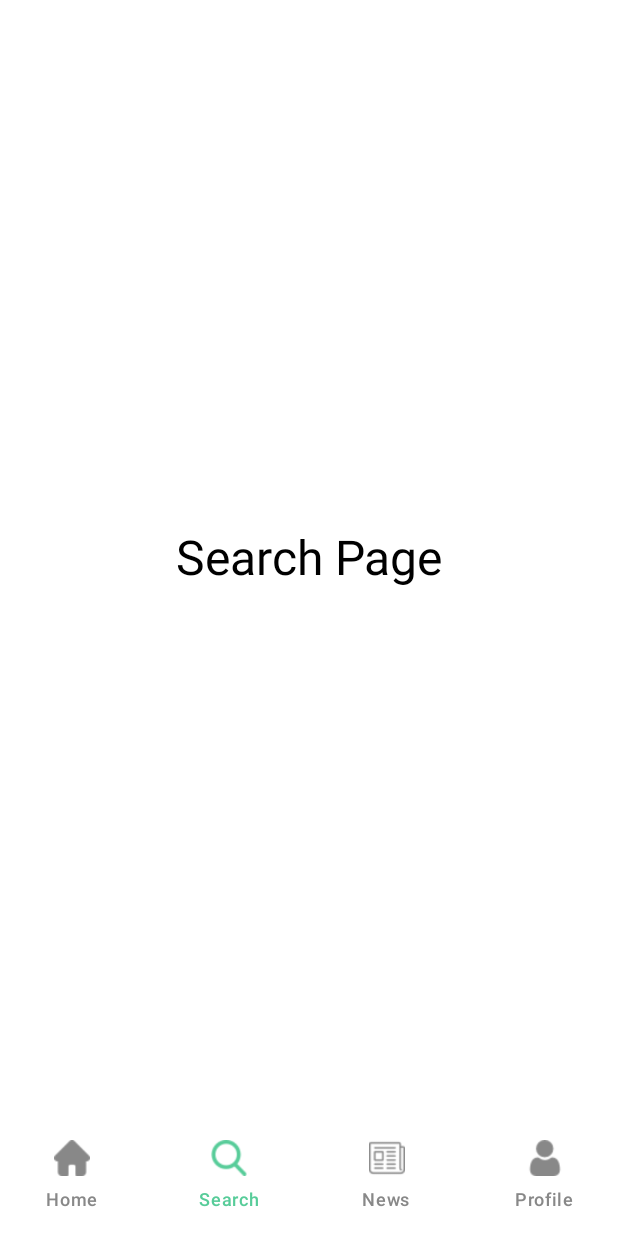
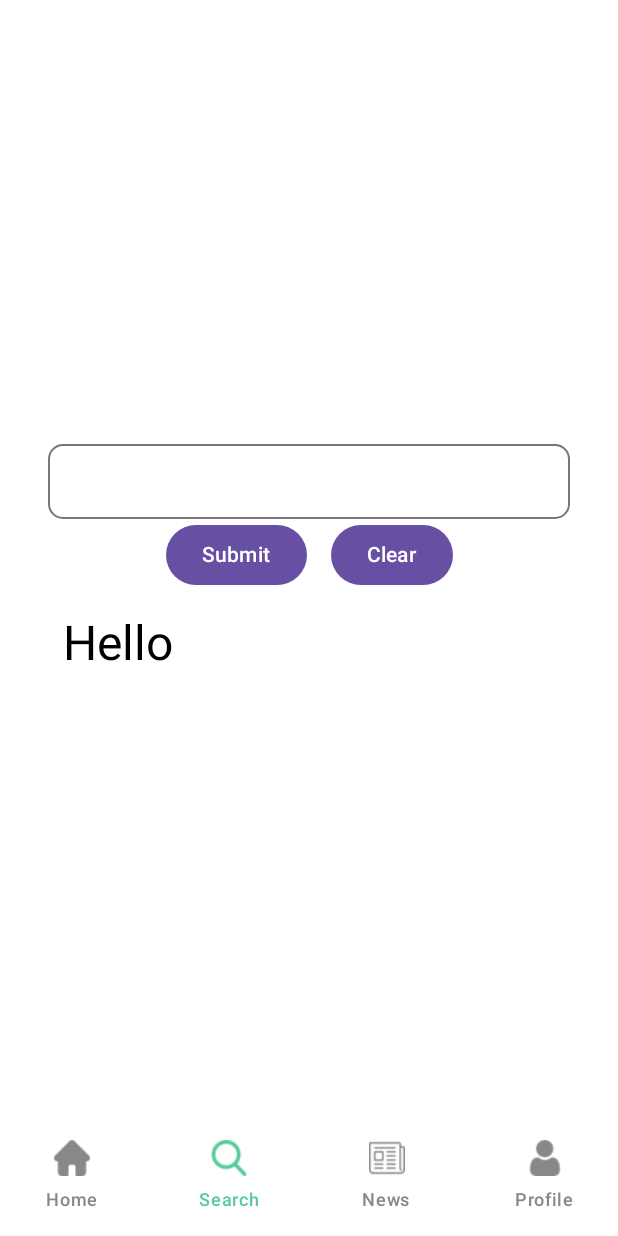
Before and after one commit to YoulonGG/Learning-Compose, an Android app built with Jetpack Compose: the ProfileScreen screen opened through its navigation route, item 2 of the bottom bar chosen, on a phone screen of 412 x 824 dp. Run offline under Robolectric (Android 15) with nearby library versions, the phone set to English and light mode, and no system bars.

Commit message:
Initial commit

```diff
--- a/app/src/main/java/com/example/learningcompose/Route.kt
+++ b/app/src/main/java/com/example/learningcompose/Route.kt
@@ -1,19 +1,23 @@
 package com.example.learningcompose
+import UserViewModel
 import androidx.compose.runtime.Composable
+import androidx.lifecycle.viewmodel.compose.viewModel
 import androidx.navigation.NavHostController
 import androidx.navigation.compose.NavHost
 import androidx.navigation.compose.composable
-import com.example.learningcompose.Screens.HomeScreen
-import com.example.learningcompose.Screens.NewsScreen
-import com.example.learningcompose.Screens.ProfileScreen
-import com.example.learningcompose.Screens.SearchScreen
+import com.example.learningcompose.screens.HomeScreen
+import com.example.learningcompose.screens.NewsScreen
+import com.example.learningcompose.screens.ProfileScreen
+import com.example.learningcompose.screens.SearchScreen
 
 @Composable
 fun Route(navController: NavHostController) {
 
+    val userViewModel: UserViewModel = viewModel()
+
     NavHost(navController, startDestination = "splash") {
         composable("splash") { SplashScreen(navController) }
-        composable("login") { LoginScreen(navController) }
+        composable("login") { LoginScreen(navController, userViewModel) }
         composable("home") { HomeScreen(navController) }
         composable("search") { SearchScreen(navController) }
         composable("profile") { ProfileScreen(navController) }
--- a/app/src/main/java/com/example/learningcompose/Screens/Profile.kt
+++ /dev/null
@@ -1,41 +0,0 @@
-package com.example.learningcompose.Screens
-
-import BottomNavigation
-import androidx.compose.foundation.background
-import androidx.compose.foundation.layout.Arrangement
-import androidx.compose.foundation.layout.Column
-import androidx.compose.foundation.layout.fillMaxSize
-import androidx.compose.foundation.layout.padding
-import androidx.compose.material3.Scaffold
-import androidx.compose.material3.Text
-import androidx.compose.runtime.Composable
-import androidx.compose.ui.Alignment
-import androidx.compose.ui.Modifier
-import androidx.compose.ui.graphics.Color
-import androidx.compose.ui.unit.sp
-import androidx.navigation.NavHostController
-
-@Composable
-fun ProfileScreen(navController: NavHostController) {
-    Scaffold(
-        bottomBar = { BottomNavigation(navController) },
-        modifier = Modifier
-            .background(color = Color.Gray)
-    ) {
-            innerPadding ->
-        Column(
-            modifier = Modifier
-                .fillMaxSize()
-                .padding(innerPadding)
-                .background(color = Color.White),
-            verticalArrangement = Arrangement.Center,
-            horizontalAlignment = Alignment.CenterHorizontally
-        ) {
-            Text(
-                text = "Profile Page",
-                color = Color.Black,
-                fontSize = 32.sp
-            )
-        }
-    }
-}
--- a/app/src/main/java/com/example/learningcompose/Screens/Search.kt
+++ /dev/null
@@ -1,41 +0,0 @@
-package com.example.learningcompose.Screens
-
-import BottomNavigation
-import androidx.compose.foundation.background
-import androidx.compose.foundation.layout.Arrangement
-import androidx.compose.foundation.layout.Column
-import androidx.compose.foundation.layout.fillMaxSize
-import androidx.compose.foundation.layout.padding
-import androidx.compose.material3.Scaffold
-import androidx.compose.material3.Text
-import androidx.compose.runtime.Composable
-import androidx.compose.ui.Alignment
-import androidx.compose.ui.Modifier
-import androidx.compose.ui.graphics.Color
-import androidx.compose.ui.unit.sp
-import androidx.navigation.NavHostController
-
-@Composable
-fun SearchScreen(navController: NavHostController) {
-    Scaffold(
-        bottomBar = { BottomNavigation(navController) },
-        modifier = Modifier
-            .background(color = Color.Gray)
-    ) {
-        innerPadding ->
-        Column(
-            modifier = Modifier
-                .fillMaxSize()
-                .padding(innerPadding)
-                .background(color = Color.White),
-            verticalArrangement = Arrangement.Center,
-            horizontalAlignment = Alignment.CenterHorizontally
-        ) {
-            Text(
-                text = "Search Page",
-                color = Color.Black,
-                fontSize = 32.sp
-            )
-        }
-    }
-}
--- /dev/null
+++ b/app/src/main/java/com/example/learningcompose/Validation.kt
@@ -0,0 +1,101 @@
+import androidx.lifecycle.ViewModel
+import kotlinx.coroutines.flow.MutableStateFlow
+import kotlinx.coroutines.flow.StateFlow
+import kotlinx.coroutines.flow.update
+import kotlin.reflect.KClass
+import kotlin.reflect.full.memberProperties
+
+class UserViewModel : ViewModel() {
+    private val _state: MutableStateFlow<UserState> = MutableStateFlow(UserState())
+    val state: StateFlow<UserState> = _state
+
+    // Update state when validation is performed
+    fun updateProperty(newState: UserState) {
+        _state.update { newState }
+    }
+
+    fun save() {
+        val stateValidator = ValidateState(UserState::class)
+        val error = stateValidator.validate(state.value)
+
+        _state.update { currentState ->
+            currentState.copy(error = error)
+        }
+    }
+}
+
+data class UserState(
+
+    @property:NotEmptyValidation
+    val name: String = "",
+
+    @property:EmailValidation
+    val email: String = "",
+
+    @property:PasswordValidation
+    val password: String = "",
+
+    val error: ValidationError? = null
+)
+
+
+@Target(AnnotationTarget.PROPERTY)
+annotation class NotEmptyValidation
+
+@Target(AnnotationTarget.PROPERTY)
+annotation class EmailValidation
+
+@Target(AnnotationTarget.PROPERTY)
+annotation class PasswordValidation
+
+// Validation error data class
+data class ValidationError(
+    val property: String = "",
+    val message: String = ""
+)
+
+class ValidateState<State : Any>(
+    private val kClass: KClass<State>
+) {
+    fun validate(state: State): ValidationError? {
+        kClass.memberProperties.forEach { property ->
+            val annotations = property.annotations
+            if (annotations.isEmpty()) return@forEach
+
+            val value = property.get(state)
+
+            annotations.forEach { annotation ->
+                when (annotation) {
+                    is NotEmptyValidation -> {
+                        if (isEmpty(value)) {
+                            return ValidationError(property.name, "This field cannot be empty")
+                        }
+                    }
+                    is EmailValidation -> {
+                        if (isNotEmail(value)) {
+                            return ValidationError(property.name, "Invalid email format")
+                        }
+                    }
+                    is PasswordValidation -> {
+                        if (isNotPassword(value)) {
+                            return ValidationError(property.name, "Password must including letters and numbers")
+                        }
+                    }
+                }
+            }
+        }
+        return null
+    }
+
+    private fun isEmpty(value: Any?): Boolean {
+        return value?.toString()?.isEmpty() ?: true
+    }
+
+    private fun isNotEmail(value: Any?): Boolean {
+        return !Regex("^[A-Za-z](.*)(@)(.+)(\\.)(.+)").matches(value.toString())
+    }
+
+    private fun isNotPassword(value: Any?): Boolean {
+        return !Regex("^(?=.*[a-zA-Z])(?=.*\\d)[a-zA-Z\\d]{5,}$").matches(value.toString())
+    }
+}
--- a/app/src/main/java/com/example/learningcompose/Screens/News.kt
+++ b/app/src/main/java/com/example/learningcompose/screens/News.kt
@@ -1,4 +1,4 @@
-package com.example.learningcompose.Screens
+package com.example.learningcompose.screens
 
 import BottomNavigation
 import androidx.compose.foundation.background
--- /dev/null
+++ b/app/src/main/java/com/example/learningcompose/screens/Profile.kt
@@ -0,0 +1,79 @@
+package com.example.learningcompose.screens
+
+import BottomNavigation
+import androidx.compose.foundation.background
+import androidx.compose.foundation.layout.Arrangement
+import androidx.compose.foundation.layout.Column
+import androidx.compose.foundation.layout.Row
+import androidx.compose.foundation.layout.fillMaxSize
+import androidx.compose.foundation.layout.fillMaxWidth
+import androidx.compose.foundation.layout.padding
+import androidx.compose.foundation.layout.size
+import androidx.compose.material3.ExperimentalMaterial3Api
+import androidx.compose.material3.Icon
+import androidx.compose.material3.Scaffold
+import androidx.compose.material3.Text
+import androidx.compose.material3.TopAppBar
+import androidx.compose.runtime.Composable
+import androidx.compose.ui.Alignment
+import androidx.compose.ui.Modifier
+import androidx.compose.ui.graphics.Color
+import androidx.compose.ui.res.painterResource
+import androidx.compose.ui.text.font.FontWeight
+import androidx.compose.ui.unit.dp
+import androidx.compose.ui.unit.sp
+import androidx.navigation.NavHostController
+import com.example.learningcompose.R
+
+@OptIn(ExperimentalMaterial3Api::class)
+@Composable
+fun ProfileScreen(navController: NavHostController) {
+    Scaffold(
+        bottomBar = { BottomNavigation(navController) },
+        modifier = Modifier.background(color = Color.Gray),
+        topBar = {
+            TopAppBar(
+                title = ({
+                    Row(
+                        horizontalArrangement = Arrangement.SpaceBetween,
+                        modifier = Modifier.fillMaxWidth().padding(horizontal = 16.dp)
+                    ) {
+                        Icon(
+                            painter = painterResource(id = R.drawable.menu),
+                            contentDescription = null,
+                            modifier = Modifier.size(24.dp)
+                        )
+                        Text(
+                            text = "Profile",
+                            color = Color.Black,
+                            fontSize = 20.sp,
+                            fontWeight = FontWeight.Bold,
+                            letterSpacing = 1.5.sp,
+                        )
+                        Icon(
+                            painter = painterResource(id = R.drawable.setting),
+                            contentDescription = null,
+                            modifier = Modifier.size(24.dp)
+                        )
+                    }
+                }),
+            )
+        }
+    ) {
+            innerPadding ->
+        Column(
+            modifier = Modifier
+                .fillMaxSize()
+                .padding(innerPadding)
+                .background(color = Color.White),
+            verticalArrangement = Arrangement.Center,
+            horizontalAlignment = Alignment.CenterHorizontally
+        ) {
+            Text(
+                text = "Profile Page",
+                color = Color.Black,
+                fontSize = 32.sp
+            )
+        }
+    }
+}
--- /dev/null
+++ b/app/src/main/java/com/example/learningcompose/screens/Search.kt
@@ -0,0 +1,95 @@
+package com.example.learningcompose.screens
+
+import BottomNavigation
+import androidx.compose.foundation.background
+import androidx.compose.foundation.layout.Arrangement
+import androidx.compose.foundation.layout.Column
+import androidx.compose.foundation.layout.Row
+import androidx.compose.foundation.layout.Spacer
+import androidx.compose.foundation.layout.fillMaxSize
+import androidx.compose.foundation.layout.fillMaxWidth
+import androidx.compose.foundation.layout.height
+import androidx.compose.foundation.layout.padding
+import androidx.compose.foundation.layout.width
+import androidx.compose.foundation.shape.RoundedCornerShape
+import androidx.compose.material3.Button
+import androidx.compose.material3.ExperimentalMaterial3Api
+import androidx.compose.material3.OutlinedTextField
+import androidx.compose.material3.Scaffold
+import androidx.compose.material3.Text
+import androidx.compose.material3.TextField
+import androidx.compose.material3.TextFieldDefaults
+import androidx.compose.runtime.Composable
+import androidx.compose.runtime.getValue
+import androidx.compose.runtime.mutableStateOf
+import androidx.compose.runtime.remember
+import androidx.compose.runtime.saveable.rememberSaveable
+import androidx.compose.runtime.setValue
+import androidx.compose.ui.Alignment
+import androidx.compose.ui.Modifier
+import androidx.compose.ui.graphics.Color
+import androidx.compose.ui.text.TextStyle
+import androidx.compose.ui.unit.dp
+import androidx.compose.ui.unit.sp
+import androidx.navigation.NavHostController
+
+@Composable
+fun SearchScreen(navController: NavHostController) {
+
+    var name by remember  { mutableStateOf("") }
+    var result by remember { mutableStateOf("") }
+    Scaffold(
+        bottomBar = { BottomNavigation(navController) },
+        modifier = Modifier
+            .background(color = Color.Gray)
+    ) { innerPadding ->
+        Column(
+            modifier = Modifier
+                .fillMaxSize()
+                .padding(innerPadding)
+                .background(color = Color.White),
+            verticalArrangement = Arrangement.Center,
+            horizontalAlignment = Alignment.CenterHorizontally
+        ) {
+            OutlinedTextField(value = name,
+                onValueChange = {name = it},
+                textStyle = TextStyle(fontSize = 18.sp),
+                shape = RoundedCornerShape(10.dp),
+                modifier = Modifier
+                    .fillMaxWidth()
+                    .height(50.dp)
+                    .padding(horizontal = 32.dp))
+            Row {
+                Button(
+                    onClick = { result = name }
+                ) {
+                    Text(text = "Submit")
+                }
+                Spacer(modifier = Modifier.width(16.dp))
+                Button(
+                    onClick = { name = ""; result = "" }
+                ) {
+                    Text(text = "Clear")
+                }
+            }
+            Row(horizontalArrangement = Arrangement.SpaceEvenly,
+                modifier = Modifier
+                .padding(top = 16.dp)
+                .padding(horizontal = 42.dp)
+            ) {
+                Text(
+                    text = "Hello",
+                    fontSize = 32.sp,
+                    color = Color.Black,
+                )
+                Spacer(modifier = Modifier.width(16.dp))
+                Text(
+                    text = result,
+                    fontSize = 32.sp,
+                    color = Color.Black,
+                    modifier = Modifier.weight(1f)
+                )
+            }
+        }
+    }
+}
--- a/gradle/libs.versions.toml
+++ b/gradle/libs.versions.toml
@@ -6,6 +6,7 @@ coreKtx = "1.13.1"
 junit = "4.13.2"
 junitVersion = "1.2.1"
 espressoCore = "3.6.1"
+kotlinReflect = "2.0.0"
 lifecycleRuntimeKtx = "2.8.6"
 activityCompose = "1.9.2"
 composeBom = "2024.04.01"
@@ -30,6 +31,7 @@ androidx-ui-test-manifest = { group = "androidx.compose.ui", name = "ui-test-man
 androidx-ui-test-junit4 = { group = "androidx.compose.ui", name = "ui-test-junit4" }
 androidx-material3 = { group = "androidx.compose.material3", name = "material3" }
 androidx-navigation-compose = { group = "androidx.navigation", name = "navigation-compose", version.ref = "navigationCompose" }
+kotlin-reflect = { module = "org.jetbrains.kotlin:kotlin-reflect", version.ref = "kotlinReflect" }
 
 [plugins]
 android-application = { id = "com.android.application", version.ref = "agp" }
```
Also changed, not shown: app/build.gradle.kts (+20 -4 lines), app/src/main/java/com/example/learningcompose/Login.kt (+85 -57 lines), app/src/main/java/com/example/learningcompose/Screens/Home.kt (deleted, +0 -38 lines), app/src/main/java/com/example/learningcompose/SignUp.kt (+15 -11 lines), app/src/main/java/com/example/learningcompose/screens/Home.kt (added, +67 -0 lines), app/src/main/java/com/example/learningcompose/bottomNavigation/BottomNavigation.kt (renamed from app/src/main/java/com/example/learningcompose/BottomNavigation/BottomNavigation.kt), app/src/main/java/com/example/learningcompose/bottomNavigation/Screen.kt (renamed from app/src/main/java/com/example/learningcompose/BottomNavigation/Screen.kt), app/src/main/res/drawable/menu.png (added), app/src/main/res/drawable/setting.png (added).
